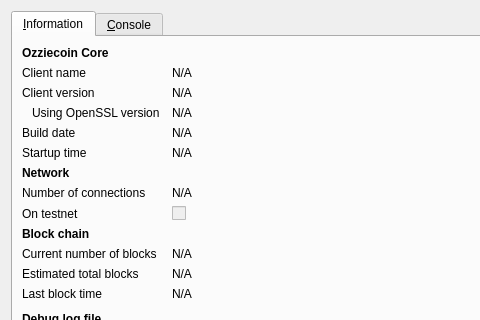
First picture: the form in src/qt/forms/rpcconsole.ui, repository bumbacoin/ozziecoinTEST, before the edit; both pictures show x 0 to 480 and y 0 to 320 of the 740 by 450 pixel window.
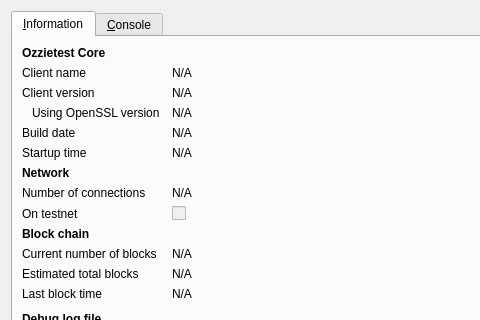
Second picture: the form after the edit. Icons and pictures are not drawn.

Commit message: rebrand ozziecoin to ozzietest

The edit to the form file:
```diff
--- a/src/qt/forms/rpcconsole.ui
+++ b/src/qt/forms/rpcconsole.ui
@@ -36,7 +36,7 @@
           </font>
          </property>
          <property name="text">
-          <string>Ozziecoin Core</string>
+          <string>Ozzietest Core</string>
          </property>
         </widget>
        </item>
```
Left out of the diff: 6 changed lines with no effect on the pictures. The commit also changes 112 other files.
